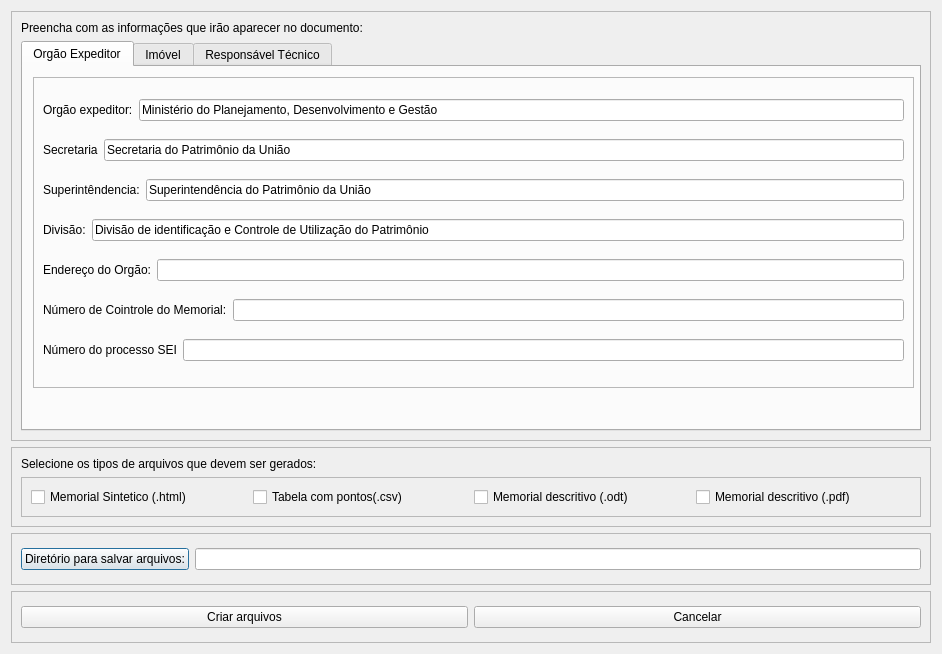
guilhermehrn/spugeomemorial, file azimuthsAndDistances/ui_memorialGenerator.ui: the form before one commit.
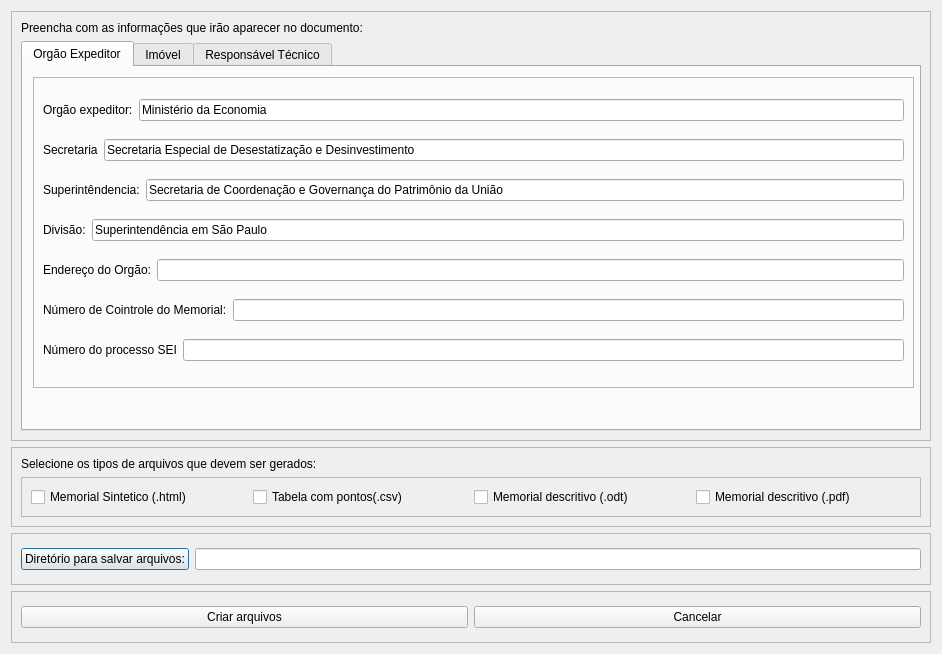
The form after the commit. The open tabs and pages were chosen to show the change.

Patch:
```diff
--- a/azimuthsAndDistances/ui_memorialGenerator.ui
+++ b/azimuthsAndDistances/ui_memorialGenerator.ui
@@ -200,7 +200,7 @@
              <item>
               <widget class="QLineEdit" name="OrgaoExpeditorEdit">
                <property name="text">
-                <string>Ministério do Planejamento, Desenvolvimento e Gestão</string>
+                <string>Ministério da Economia</string>
                </property>
               </widget>
              </item>
@@ -224,7 +224,7 @@
                 <bool>true</bool>
                </property>
                <property name="text">
-                <string>Secretaria do Patrimônio da União</string>
+                <string>Secretaria Especial de Desestatização e Desinvestimento</string>
                </property>
               </widget>
              </item>
@@ -245,7 +245,7 @@
              <item>
               <widget class="QLineEdit" name="superintenciaEdit">
                <property name="text">
-                <string>Superintendência do Patrimônio da União</string>
+                <string>Secretaria de Coordenação e Governança do Patrimônio da União</string>
                </property>
               </widget>
              </item>
@@ -266,7 +266,7 @@
              <item>
               <widget class="QLineEdit" name="divisaoEdit">
                <property name="text">
-                <string>Divisão de identificação e Controle de Utilização do Patrimônio</string>
+                <string>Superintendência em São Paulo</string>
                </property>
               </widget>
              </item>
```
Left out of the diff: 5 changed lines with no effect on the pictures.
